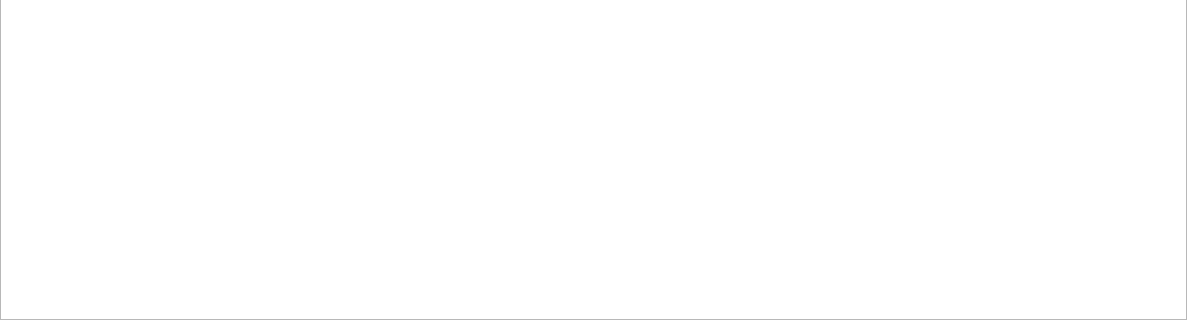
The window that ui/taxinfodialog.ui (rrwick/Bandage) describes before a commit, drawn with Qt 5; both pictures show x 0 to 1187 and y 548 to 868 of the 1187 by 868 pixel window.
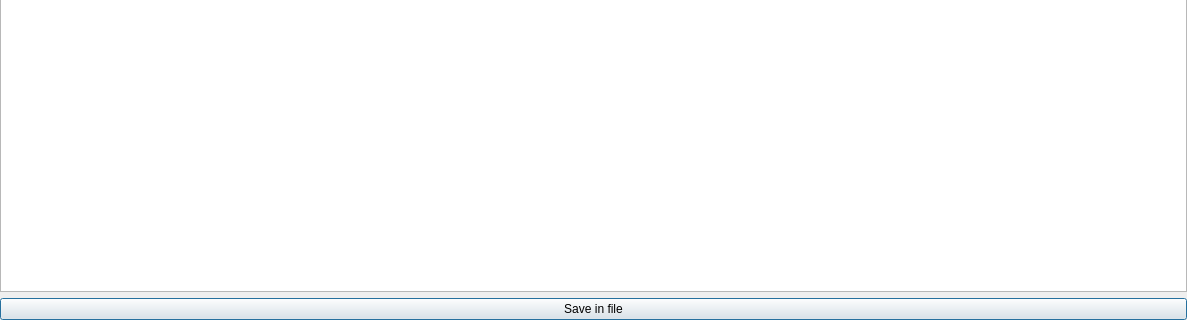
The same window after the commit.

Patch:
```diff
--- a/ui/taxinfodialog.ui
+++ b/ui/taxinfodialog.ui
@@ -29,6 +29,13 @@
    <item row="1" column="0">
     <widget class="QTextEdit" name="taxPlainTextEdit"/>
    </item>
+   <item row="2" column="0">
+    <widget class="QPushButton" name="pushButton">
+     <property name="text">
+      <string>Save in file</string>
+     </property>
+    </widget>
+   </item>
   </layout>
  </widget>
  <resources/>
```
